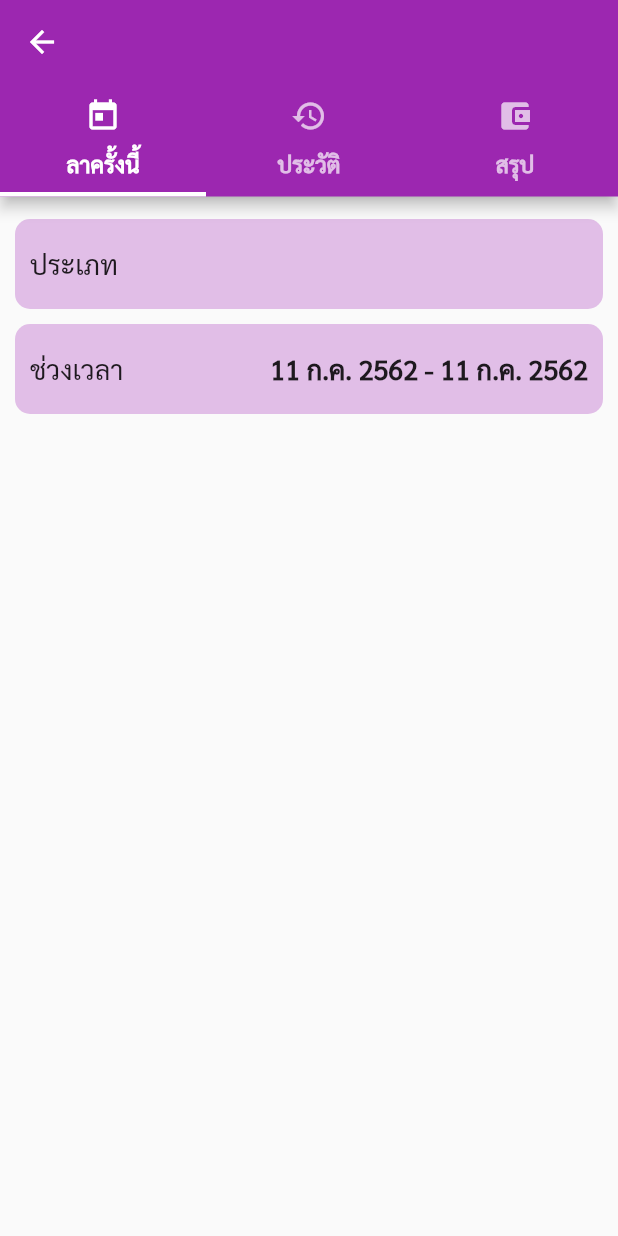
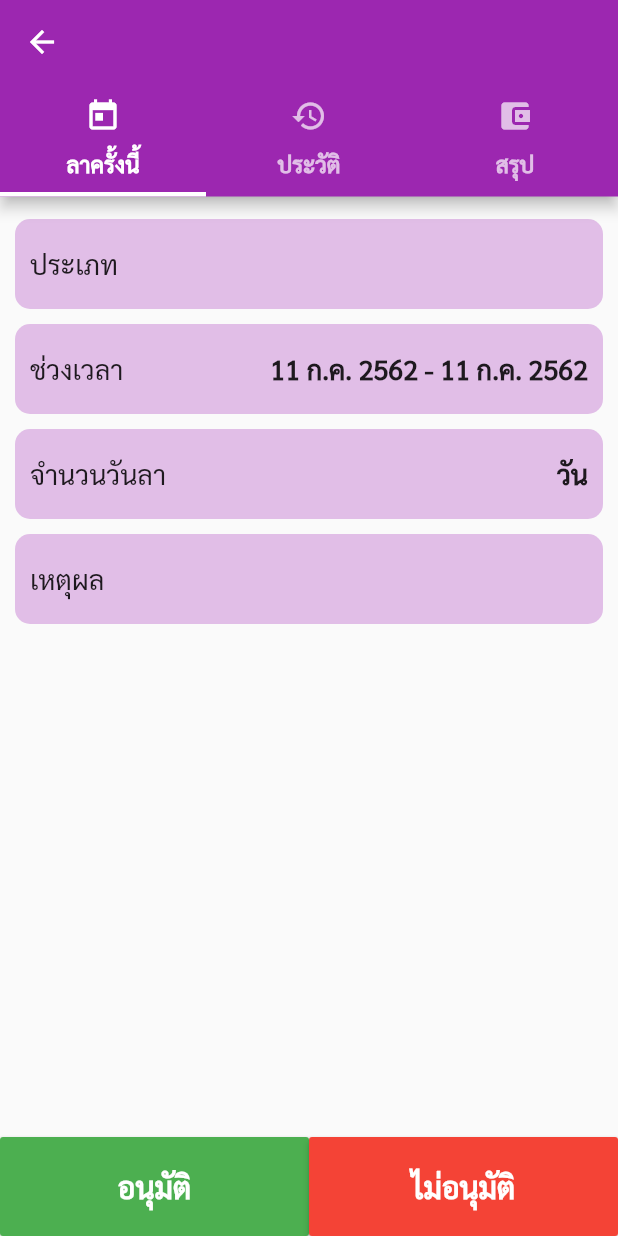
Before and after one commit to siteslave/nkp_app, a Flutter app: the LeaveInfoPage screen opened directly with empty values, on a phone screen of 412 x 824 dp. Run offline on Flutter 3.47's test engine with Material 2 defaults, Android fonts, the phone set to English and light mode, and no system bars; our stand-ins replace flutter_secure_storage, fluttertoast; accounts and stored records are empty.

Commit message:
add bottom button

```diff
--- a/lib/pages/leave-info.dart
+++ b/lib/pages/leave-info.dart
@@ -20,7 +20,10 @@ class _LeaveInfoPageState extends State<LeaveInfoPage> {
     String startDate = helper.toShortThaiDate(_startDate);
     String endDate = helper.toShortThaiDate(_endDate);
 
-    Widget _infoWidget = ListView(
+    Widget _infoWidget = Column(
+      children: <Widget>[
+        Expanded(
+          child: ListView(
             children: <Widget>[
               SizedBox(
                 height: 10,
@@ -61,6 +64,75 @@ class _LeaveInfoPageState extends State<LeaveInfoPage> {
                   ],
                 ),
               ),
+              Container(
+                height: 60,
+                margin: EdgeInsets.only(top: 5, bottom: 5, left: 10, right: 10),
+                padding: EdgeInsets.all(10),
+                decoration: BoxDecoration(
+                    color: Colors.purple[100],
+                    borderRadius: BorderRadius.circular(10)),
+                child: Row(
+                  mainAxisAlignment: MainAxisAlignment.spaceBetween,
+                  children: <Widget>[
+                    Text('จำนวนวันลา'),
+                    Text(
+                      '${widget.leave['leave_days']} วัน',
+                      style: TextStyle(fontWeight: FontWeight.bold),
+                    )
+                  ],
+                ),
+              ),
+              Container(
+                height: 60,
+                margin: EdgeInsets.only(top: 5, bottom: 5, left: 10, right: 10),
+                padding: EdgeInsets.all(10),
+                decoration: BoxDecoration(
+                    color: Colors.purple[100],
+                    borderRadius: BorderRadius.circular(10)),
+                child: Row(
+                  mainAxisAlignment: MainAxisAlignment.spaceBetween,
+                  children: <Widget>[
+                    Text('เหตุผล'),
+                    Text(
+                      '${widget.leave['remark']}',
+                      style: TextStyle(fontWeight: FontWeight.bold),
+                    )
+                  ],
+                ),
+              ),
+            ],
+          ),
+        ),
+        Row(
+          children: <Widget>[
+            Expanded(
+              child: RaisedButton(
+                padding: EdgeInsets.all(20),
+                onPressed: () {},
+                child: Text(
+                  'อนุมัติ',
+                  style: TextStyle(
+                      fontSize: 20,
+                      fontWeight: FontWeight.bold,
+                      color: Colors.white),
+                ),
+                color: Colors.green,
+              ),
+            ),
+            Expanded(
+              child: RaisedButton(
+                padding: EdgeInsets.all(20),
+                color: Colors.red,
+                onPressed: () {},
+                child: Text('ไม่อนุมัติ',
+                    style: TextStyle(
+                        fontSize: 20,
+                        fontWeight: FontWeight.bold,
+                        color: Colors.white)),
+              ),
+            ),
+          ],
+        )
       ],
     );
 
```
Lines whose indentation alone changed are shown as unchanged.
